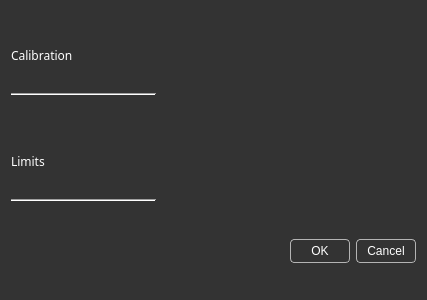
IlyaZh/Maiman-MCBS, file multibench/widgets/calibrationdialog.ui: the form before one commit.
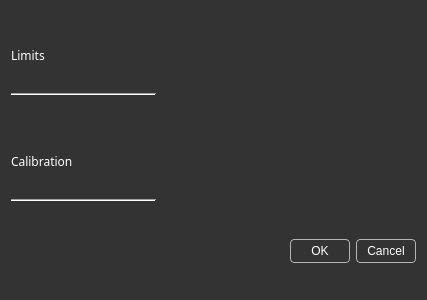
The form after the commit.

Commit message: Еще изменения дизайна

Patch:
```diff
--- a/multibench/widgets/calibrationdialog.ui
+++ b/multibench/widgets/calibrationdialog.ui
@@ -94,7 +94,7 @@
     <layout class="QVBoxLayout" name="limitsLayout"/>
    </item>
    <item row="4" column="0">
-    <widget class="QLabel" name="limitsLabel">
+    <widget class="QLabel" name="calibrationLabel">
      <property name="sizePolicy">
       <sizepolicy hsizetype="Minimum" vsizetype="Minimum">
        <horstretch>0</horstretch>
@@ -118,7 +118,7 @@
 font: 18pt &quot;Share Tech Mono&quot;;</string>
      </property>
      <property name="text">
-      <string>Limits</string>
+      <string>Calibration</string>
      </property>
      <property name="alignment">
       <set>Qt::AlignBottom|Qt::AlignLeading|Qt::AlignLeft</set>
@@ -133,7 +133,7 @@
     </layout>
    </item>
    <item row="0" column="0">
-    <widget class="QLabel" name="calibrationLabel">
+    <widget class="QLabel" name="limitsLabel">
      <property name="sizePolicy">
       <sizepolicy hsizetype="Minimum" vsizetype="Minimum">
        <horstretch>0</horstretch>
@@ -157,7 +157,7 @@
 font: 18pt &quot;Share Tech Mono&quot;;</string>
      </property>
      <property name="text">
-      <string>Calibration</string>
+      <string>Limits</string>
      </property>
      <property name="alignment">
       <set>Qt::AlignBottom|Qt::AlignLeading|Qt::AlignLeft</set>
```
Left out of the diff: 4 changed lines with no effect on the pictures. The commit also changes 4 other files.
